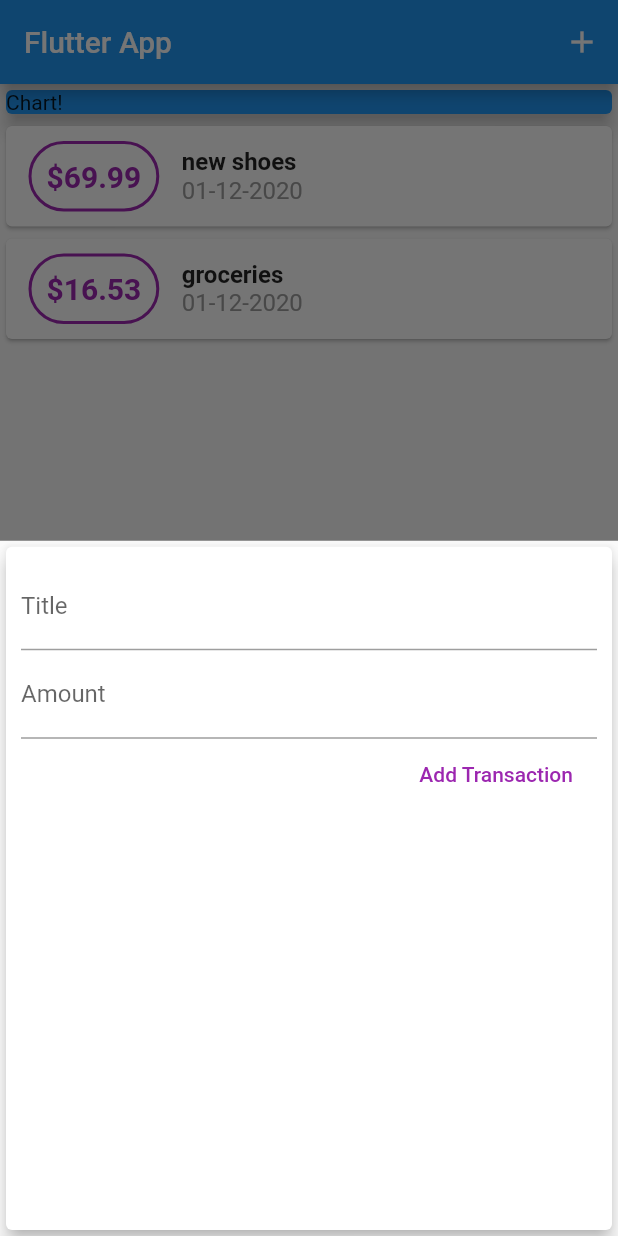
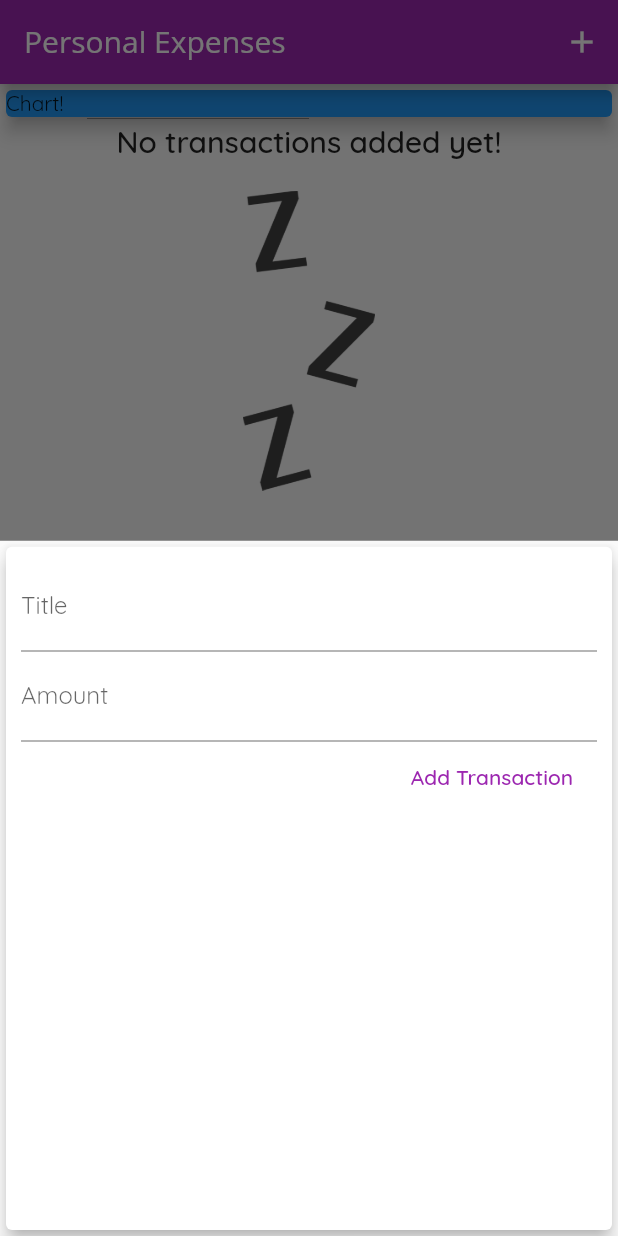
Before and after one commit to EvgeniBR/expenses-flutter, a Flutter app: the screen it shows after launch, after a tap on the "add" icon, on a phone screen of 412 x 824 dp. Run offline on Flutter 3.47's test engine with Material 2 defaults, Android fonts, the phone set to English and light mode, and no system bars.

Commit message:
before the chart

```diff
--- a/lib/main.dart
+++ b/lib/main.dart
@@ -1,6 +1,6 @@
-import 'package:expenses/widgets/new_transaction.dart';
-import 'package:expenses/widgets/user_transactions.dart';
 import 'package:flutter/material.dart';
+import './widgets/new_transaction.dart';
+import './widgets/transaction_list.dart';
 import './models/transaction.dart';
 
 void main() {
@@ -11,11 +11,18 @@ class MyApp extends StatelessWidget {
   @override
   Widget build(BuildContext context) {
     return MaterialApp(
-      title: 'Flutter Demo',
+      title: 'Personal Expenses',
       theme: ThemeData(
-        primarySwatch: Colors.blue,
-        visualDensity: VisualDensity.adaptivePlatformDensity,
-      ),
+          primarySwatch: Colors.purple,
+          accentColor: Colors.amber,
+          visualDensity: VisualDensity.adaptivePlatformDensity,
+          fontFamily: 'Quicksand',
+          appBarTheme: AppBarTheme(
+              textTheme: ThemeData.light().textTheme.copyWith(
+                      headline6: TextStyle(
+                    fontFamily: 'OpenSans',
+                    fontSize: 20,
+                  )))),
       home: MyHomePage(),
     );
   }
@@ -28,10 +35,10 @@ class MyHomePage extends StatefulWidget {
 
 class _MyHomePageState extends State<MyHomePage> {
   final List<Transaction> _userTransactions = [
-    Transaction(
-        id: 't1', title: 'new shoes', amount: 69.99, date: DateTime.now()),
-    Transaction(
-        id: 't2', title: 'groceries', amount: 16.53, date: DateTime.now())
+    // Transaction(
+    //     id: 't1', title: 'new shoes', amount: 69.99, date: DateTime.now()),
+    // Transaction(
+    //     id: 't2', title: 'groceries', amount: 16.53, date: DateTime.now())
   ];
 
   void _addNewTransaction(String txTitle, double txAmount) {
@@ -62,11 +69,13 @@ class _MyHomePageState extends State<MyHomePage> {
   Widget build(BuildContext context) {
     return Scaffold(
       appBar: AppBar(
-        title: Text('Flutter App'),
+        title: Text(
+          'Personal Expenses',
+        ),
         actions: <Widget>[
           IconButton(
               icon: Icon(Icons.add),
-              onPressed: () => {_startAddNewTransaction(context)})
+              onPressed: () => _startAddNewTransaction(context))
         ],
       ),
       body: SingleChildScrollView(
@@ -82,14 +91,14 @@ class _MyHomePageState extends State<MyHomePage> {
                 elevation: 5,
               ),
             ),
-            UserTransactions()
+            TransactionList(_userTransactions)
           ],
         ),
       ),
       floatingActionButtonLocation: FloatingActionButtonLocation.centerFloat,
       floatingActionButton: FloatingActionButton(
         child: Icon(Icons.add),
-        onPressed: () => {_startAddNewTransaction(context)},
+        onPressed: () => _startAddNewTransaction(context),
       ),
     );
   }
--- a/lib/widgets/new_transaction.dart
+++ b/lib/widgets/new_transaction.dart
@@ -1,11 +1,18 @@
 import 'package:flutter/material.dart';
 
-class NewTransaction extends StatelessWidget {
+class NewTransaction extends StatefulWidget {
   final Function addTx;
-  final titleController = TextEditingController();
-  final amountController = TextEditingController();
 
   NewTransaction(this.addTx);
+
+  @override
+  _NewTransactionState createState() => _NewTransactionState();
+}
+
+class _NewTransactionState extends State<NewTransaction> {
+  final titleController = TextEditingController();
+
+  final amountController = TextEditingController();
 
   void submitData() {
     final enteredTitle = titleController.text;
@@ -15,7 +22,11 @@ class NewTransaction extends StatelessWidget {
       return;
     }
 
-    addTx(enteredTitle, enteredAmount);
+    widget.addTx(
+      enteredTitle,
+      enteredAmount,
+    );
+    Navigator.of(context).pop();
   }
 
   @override
@@ -30,19 +41,23 @@ class NewTransaction extends StatelessWidget {
             TextField(
               decoration: InputDecoration(labelText: 'Title'),
               controller: titleController,
-              onSubmitted: (_) => submitData,
+              onSubmitted: (_) => submitData(),
+              // onChanged: (val) {
+              //   titleInput = val;
+              // },
             ),
             TextField(
               decoration: InputDecoration(labelText: 'Amount'),
               controller: amountController,
               keyboardType: TextInputType.number,
-              onSubmitted: (_) => submitData,
+              onSubmitted: (_) => submitData(),
+              // onChanged: (val) => amountInput = val,
             ),
             FlatButton(
-              onPressed: submitData,
               child: Text('Add Transaction'),
               textColor: Colors.purple,
-            )
+              onPressed: submitData,
+            ),
           ],
         ),
       ),
--- a/lib/widgets/transaction_list.dart
+++ b/lib/widgets/transaction_list.dart
@@ -1,5 +1,6 @@
 import 'package:flutter/material.dart';
 import 'package:intl/intl.dart';
+
 import '../models/transaction.dart';
 
 class TransactionList extends StatelessWidget {
@@ -11,8 +12,30 @@ class TransactionList extends StatelessWidget {
   Widget build(BuildContext context) {
     return Container(
       height: 300,
-      child: ListView.builder(
+      child: transactions.isEmpty
+          ? Column(
+              children: <Widget>[
+                Text('No transactions added yet!',
+                    style: Theme.of(context).textTheme.headline6),
+                SizedBox(
+                  height: 20,
+                ),
+                Container(
+                  height: 200,
+                  child: Image.asset(
+                    'assets/images/waiting.png',
+                    fit: BoxFit.cover,
+                  ),
+                )
+              ],
+            )
+          : ListView.builder(
               itemBuilder: (ctx, index) {
+                var textStyle = TextStyle(
+                  fontWeight: FontWeight.bold,
+                  fontSize: 20,
+                  color: Theme.of(context).primaryColor,
+                );
                 return Card(
                   child: Row(
                     children: <Widget>[
@@ -23,17 +46,14 @@ class TransactionList extends StatelessWidget {
                         ),
                         decoration: BoxDecoration(
                           border: Border.all(
-                        color: Colors.purple,
+                            color: Theme.of(context).primaryColor,
                             width: 2,
                           ),
-                      borderRadius: BorderRadius.all(Radius.circular(40))),
+                        ),
                         padding: EdgeInsets.all(10),
                         child: Text(
                           '\$${transactions[index].amount.toStringAsFixed(2)}',
-                    style: TextStyle(
-                        fontWeight: FontWeight.bold,
-                        fontSize: 20,
-                        color: Colors.purple),
+                          style: textStyle,
                         ),
                       ),
                       Column(
@@ -42,16 +62,18 @@ class TransactionList extends StatelessWidget {
                           Text(
                             transactions[index].title,
                             style: TextStyle(
+                              fontSize: 16,
                               fontWeight: FontWeight.bold,
-                        fontSize: 16,
                             ),
                           ),
                           Text(
-                      DateFormat('dd-MM-yyyy').format(transactions[index].date),
-                      style: TextStyle(fontSize: 16, color: Colors.grey),
+                            DateFormat.yMMMd().format(transactions[index].date),
+                            style: TextStyle(
+                              color: Colors.grey,
+                            ),
                           ),
                         ],
-                )
+                      ),
                     ],
                   ),
                 );
```
Also changed, not shown: pubspec.yaml (+15 -13 lines), assets/fonts/OpenSans-Bold.ttf (added), assets/fonts/OpenSans-Regular.ttf (added), assets/fonts/Quicksand-Bold.ttf (added), assets/fonts/Quicksand-Light.ttf (added), assets/fonts/Quicksand-Medium.ttf (added), assets/fonts/Quicksand-Regular.ttf (added), assets/images/waiting.png (added). Lines whose indentation alone changed are shown as unchanged.
